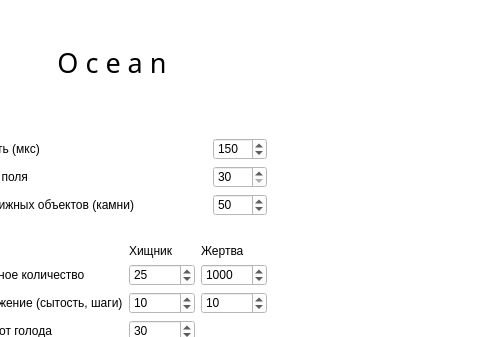
The window that ocean.ui (MarioCode/Ocean) describes before a commit, drawn with Qt 5; both pictures show x 538 to 1018 and y 0 to 337 of the 1300 by 800 pixel window.
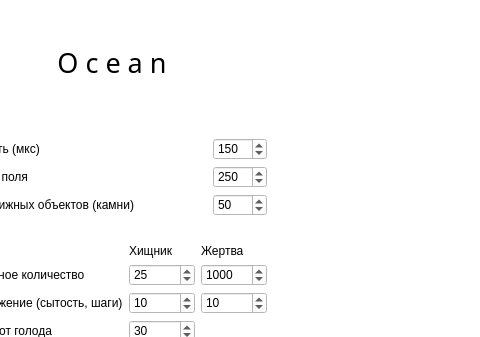
The same window after the commit.

Diff of the .ui file:
```diff
--- a/ocean.ui
+++ b/ocean.ui
@@ -94,7 +94,7 @@
              <number>400</number>
             </property>
             <property name="value">
-             <number>30</number>
+             <number>250</number>
             </property>
            </widget>
           </item>
```
